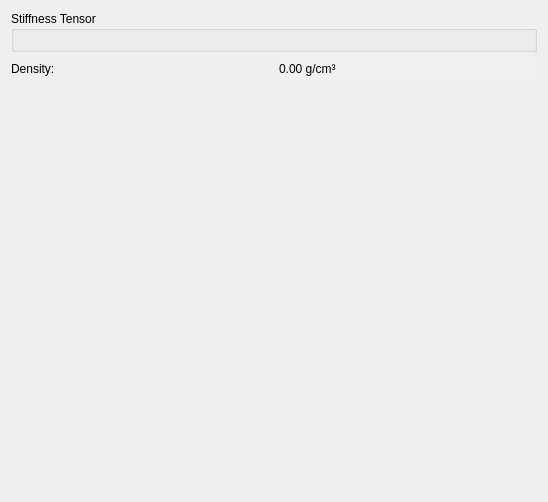
The window that hexrd/ui/resources/ui/material_properties_editor.ui (HEXRD/hexrdgui) describes before a commit, drawn with Qt 5.
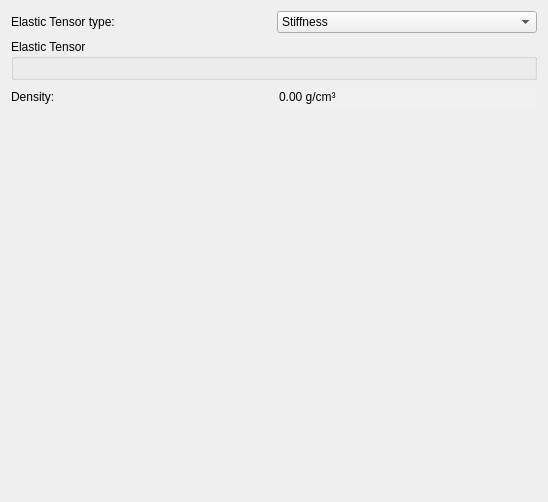
The same window after the commit. Custom widgets are drawn as their Qt base class.

Commit message:
Add elastic compliance as an editing option
This is the inverse of the stiffness tensor.

It has been added, along with valid/invalid matrix states, since
the elastic tensor is invalid if it is not invertible.

What changed in the file:
```diff
--- a/hexrd/ui/resources/ui/material_properties_editor.ui
+++ b/hexrd/ui/resources/ui/material_properties_editor.ui
@@ -24,7 +24,14 @@
 </string>
   </property>
   <layout class="QGridLayout" name="gridLayout">
-   <item row="2" column="0">
+   <item row="0" column="0">
+    <widget class="QLabel" name="elastic_tensor_type_label">
+     <property name="text">
+      <string>Elastic Tensor type:</string>
+     </property>
+    </widget>
+   </item>
+   <item row="3" column="0" colspan="2">
     <spacer name="vertical_spacer">
      <property name="orientation">
       <enum>Qt::Vertical</enum>
@@ -37,17 +44,21 @@
      </property>
     </spacer>
    </item>
-   <item row="1" column="0">
-    <widget class="QLabel" name="density_label">
-     <property name="toolTip">
-      <string>&lt;html&gt;&lt;head/&gt;&lt;body&gt;&lt;p&gt;&lt;span style=&quot; font-family:'Roboto,arial,sans-serif'; font-size:14px; color:#4d5156; background-color:#ffffff;&quot;&gt;Computed from lattice parameters&lt;/span&gt;&lt;/p&gt;&lt;/body&gt;&lt;/html&gt;</string>
-     </property>
-     <property name="text">
-      <string>Density:</string>
-     </property>
+   <item row="0" column="1">
+    <widget class="QComboBox" name="elastic_tensor_type">
+     <item>
+      <property name="text">
+       <string>Stiffness</string>
+      </property>
+     </item>
+     <item>
+      <property name="text">
+       <string>Compliance</string>
+      </property>
+     </item>
     </widget>
    </item>
-   <item row="1" column="1">
+   <item row="2" column="1">
     <widget class="ScientificDoubleSpinBox" name="density">
      <property name="enabled">
       <bool>true</bool>
@@ -78,13 +89,26 @@
      </property>
     </widget>
    </item>
-   <item row="0" column="0" colspan="2">
-    <widget class="QGroupBox" name="stiffness_tensor_group">
+   <item row="2" column="0">
+    <widget class="QLabel" name="density_label">
+     <property name="toolTip">
+      <string>&lt;html&gt;&lt;head/&gt;&lt;body&gt;&lt;p&gt;&lt;span style=&quot; font-family:'Roboto,arial,sans-serif'; font-size:14px; color:#4d5156; background-color:#ffffff;&quot;&gt;Computed from lattice parameters&lt;/span&gt;&lt;/p&gt;&lt;/body&gt;&lt;/html&gt;</string>
+     </property>
+     <property name="text">
+      <string>Density:</string>
+     </property>
+    </widget>
+   </item>
+   <item row="1" column="0" colspan="2">
+    <widget class="QGroupBox" name="elastic_tensor_group">
      <property name="toolTip">
       <string>&lt;html&gt;&lt;head/&gt;&lt;body&gt;&lt;p&gt;The elastic stiffness tensor in Voigt notation.&lt;/p&gt;&lt;/body&gt;&lt;/html&gt;</string>
      </property>
      <property name="title">
-      <string>Stiffness Tensor</string>
+      <string>Elastic Tensor</string>
+     </property>
+     <property name="checkable">
+      <bool>false</bool>
      </property>
      <layout class="QGridLayout" name="gridLayout_2">
       <item row="1" column="0">
```
Left out of the diff: 6 changed lines with no effect on the pictures. The commit also changes 2 other files.
